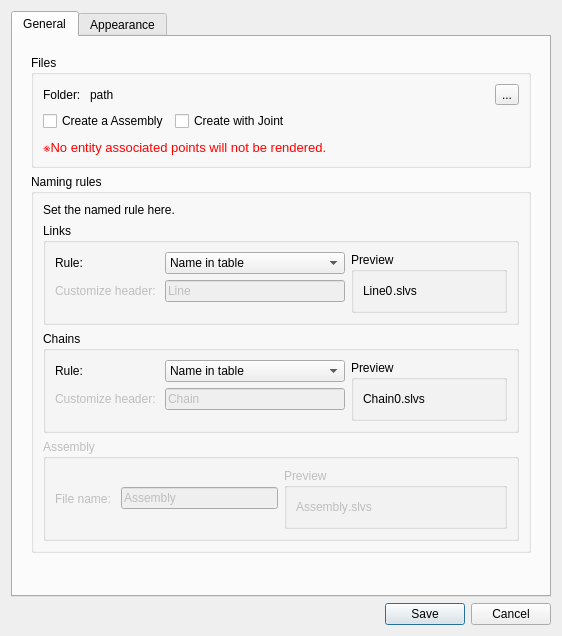
This is core/io/slvsType.ui in KmolYuan/Pyslvs-UI as Qt 5 draws it before an edit. The edited form follows.
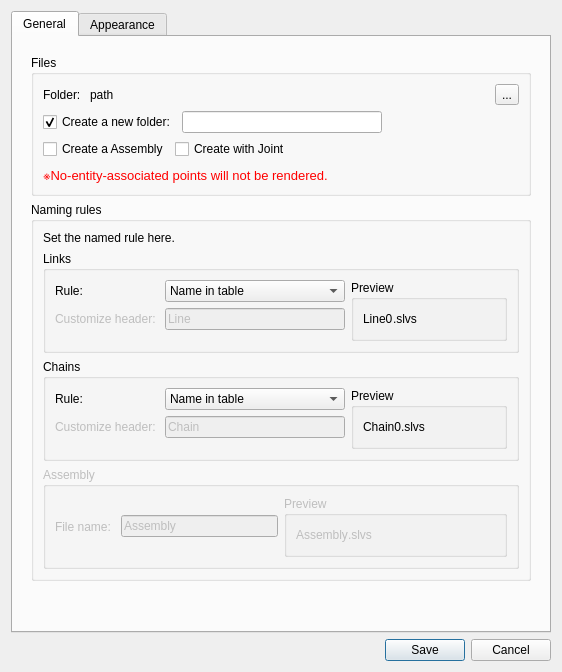
This is the edited form. Icons and pictures are not drawn.

Commit message: Slvs format folder option.

```diff
--- a/core/io/slvsType.ui
+++ b/core/io/slvsType.ui
@@ -7,7 +7,7 @@
     <x>0</x>
     <y>0</y>
     <width>562</width>
-    <height>636</height>
+    <height>672</height>
    </rect>
   </property>
   <property name="sizePolicy">
@@ -19,13 +19,13 @@
   <property name="minimumSize">
    <size>
     <width>562</width>
-    <height>636</height>
+    <height>672</height>
    </size>
   </property>
   <property name="maximumSize">
    <size>
     <width>562</width>
-    <height>636</height>
+    <height>708</height>
    </size>
   </property>
   <property name="windowTitle">
@@ -104,6 +104,49 @@
                </item>
               </layout>
              </item>
+             <item>
+              <layout class="QHBoxLayout" name="horizontalLayout_19">
+               <item>
+                <widget class="QCheckBox" name="hasCreateFolder">
+                 <property name="text">
+                  <string>Create a new folder:</string>
+                 </property>
+                 <property name="checked">
+                  <bool>true</bool>
+                 </property>
+                </widget>
+               </item>
+               <item>
+                <widget class="QLineEdit" name="folderName">
+                 <property name="sizePolicy">
+                  <sizepolicy hsizetype="Fixed" vsizetype="Fixed">
+                   <horstretch>0</horstretch>
+                   <verstretch>0</verstretch>
+                  </sizepolicy>
+                 </property>
+                 <property name="minimumSize">
+                  <size>
+                   <width>200</width>
+                   <height>0</height>
+                  </size>
+                 </property>
+                </widget>
+               </item>
+               <item>
+                <spacer name="horizontalSpacer_12">
+                 <property name="orientation">
+                  <enum>Qt::Horizontal</enum>
+                 </property>
+                 <property name="sizeHint" stdset="0">
+                  <size>
+                   <width>40</width>
+                   <height>20</height>
+                  </size>
+                 </property>
+                </spacer>
+               </item>
+              </layout>
+             </item>
              <item>
               <layout class="QHBoxLayout" name="horizontalLayout_3">
                <item>
@@ -138,7 +181,7 @@
              <item>
               <widget class="QLabel" name="pointWarning">
                <property name="text">
-                <string>&lt;html&gt;&lt;head/&gt;&lt;body&gt;&lt;p&gt;&lt;span style=&quot; font-size:10pt; color:#ff0000;&quot;&gt;※No entity associated points will not be rendered.&lt;/span&gt;&lt;/p&gt;&lt;/body&gt;&lt;/html&gt;</string>
+                <string>&lt;html&gt;&lt;head/&gt;&lt;body&gt;&lt;p&gt;&lt;span style=&quot; font-size:10pt; color:#ff0000;&quot;&gt;※No-entity-associated points will not be rendered.&lt;/span&gt;&lt;/p&gt;&lt;/body&gt;&lt;/html&gt;</string>
                </property>
               </widget>
              </item>
```
Left out of the diff: 16 changed lines with no effect on the pictures. The commit also changes 4 other files.
